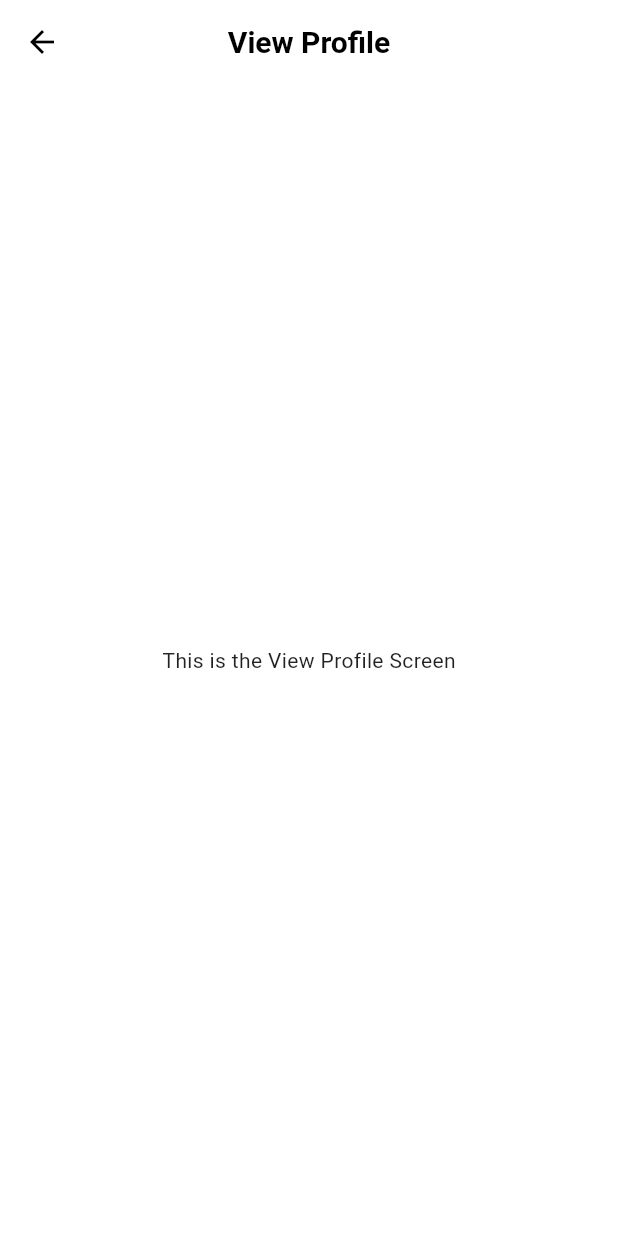
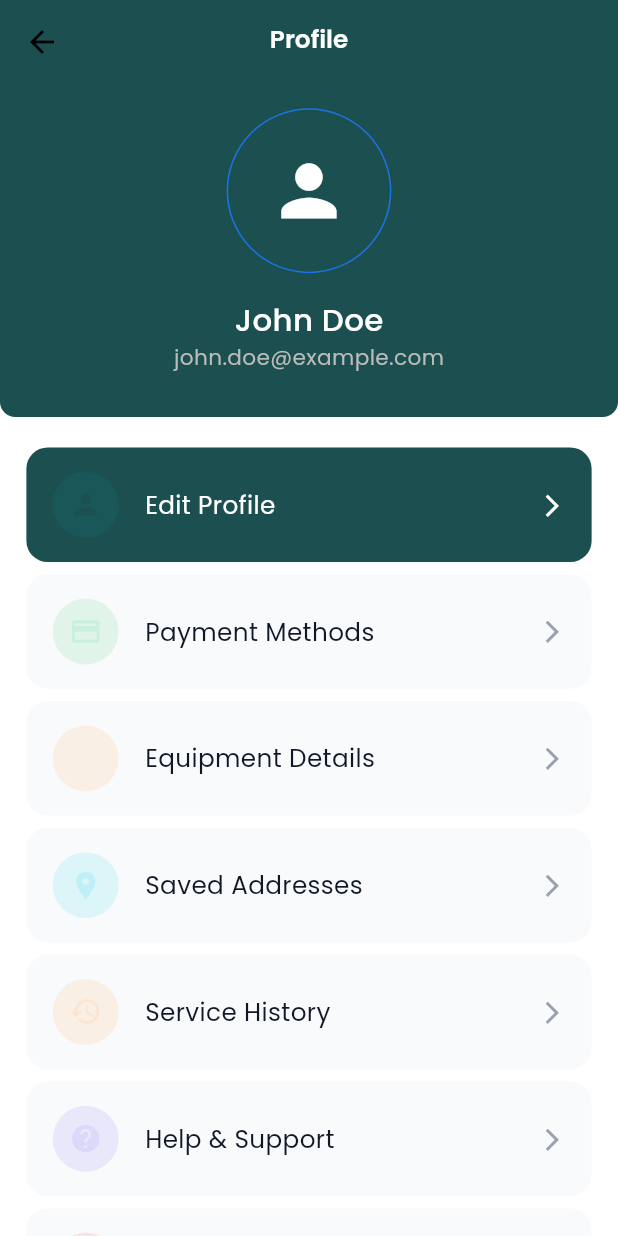
Before and after one commit to nuhan021/aryegrunzweig, a Flutter app: the ViewProfileScreen screen opened by its route, on a phone screen of 412 x 824 dp. Run offline on Flutter 3.47's test engine with Material 3 defaults, Android fonts, the phone set to English and light mode, and no system bars; our stand-ins replace cached_network_image, carousel_slider, country_code_picker, flutter_otp_text_field, flutter_screenutil, get and 5 more; accounts and stored records are empty.

Commit message:
view profile page added

```diff
--- a/lib/features/profile/view_profile/controllers/view_profile_controller.dart
+++ b/lib/features/profile/view_profile/controllers/view_profile_controller.dart
@@ -0,0 +1,71 @@
+import 'package:aryegrunzweig/routes/app_routes.dart';
+import 'package:get/get.dart';
+
+class ViewProfileController extends GetxController {
+  // Observable variables for dynamic updates
+  var userName = 'John Doe'.obs;
+  var userEmail = 'john.doe@example.com'.obs;
+  var profileImageUrl = Rxn<String>();
+
+  @override
+  void onInit() {
+    super.onInit();
+    // Load user profile data from backend here
+    _loadUserProfile();
+  }
+
+  void _loadUserProfile() {
+    // TODO: Implement backend call to fetch user profile
+    // userName.value = response.userName;
+    // userEmail.value = response.userEmail;
+    // profileImageUrl.value = response.profileImageUrl;
+  }
+
+  void handleEditProfile() {
+    // TODO: Navigate to edit profile screen
+    Get.toNamed(AppRoute.editProfileScreen);
+  }
+
+  void handlePaymentMethods() {
+    // TODO: Navigate to payment methods screen
+    Get.toNamed(AppRoute.paymentMethodsScreen);
+  }
+
+  void handleEquipmentDetails() {
+    // TODO: Navigate to equipment details screen
+    Get.toNamed(AppRoute.equipmentDetailsScreen);
+  }
+
+  void handleSavedAddresses() {
+    // TODO: Navigate to saved addresses screen
+    Get.toNamed(AppRoute.savedAddressesScreen);
+  }
+
+  void handleServiceHistory() {
+    // TODO: Navigate to service history screen
+    Get.toNamed(AppRoute.serviceHistoryScreen);
+  }
+
+  void handleNotifications() {
+    // TODO: Navigate to notifications screen
+    Get.toNamed('/notificationsScreen');
+  }
+
+  void handleHelpSupport() {
+    // TODO: Navigate to help & support screen
+    Get.toNamed(AppRoute.helpSupportScreen);
+  }
+
+  void handleTermsPrivacy() {
+    // TODO: Navigate to terms & privacy screen
+    Get.toNamed(AppRoute.termsPrivacyScreen);
+  }
+
+  void handleLogout() {
+    // TODO: Implement logout functionality
+    // 1. Clear local storage
+    // 2. Clear authentication tokens
+    // 3. Navigate to login screen
+    Get.offAllNamed(AppRoute.loginScreen);
+  }
+}
--- /dev/null
+++ b/lib/features/profile/view_profile/models/profile_menu_item.dart
@@ -0,0 +1,17 @@
+import 'package:flutter/material.dart';
+
+class ProfileMenuItem {
+  final String label;
+  final IconData icon;
+  final Color iconBackgroundColor;
+  final Color textColor;
+  final VoidCallback onTap;
+
+  ProfileMenuItem({
+    required this.label,
+    required this.icon,
+    required this.iconBackgroundColor,
+    required this.textColor,
+    required this.onTap,
+  });
+}
--- /dev/null
+++ b/lib/features/profile/view_profile/models/user_profile.dart
@@ -0,0 +1,11 @@
+class UserProfile {
+  final String userName;
+  final String userEmail;
+  final String? profileImageUrl;
+
+  UserProfile({
+    required this.userName,
+    required this.userEmail,
+    this.profileImageUrl,
+  });
+}
--- a/lib/features/profile/view_profile/views/screens/view_profile_screen.dart
+++ b/lib/features/profile/view_profile/views/screens/view_profile_screen.dart
@@ -1,13 +1,124 @@
+import 'package:aryegrunzweig/core/common/styles/global_text_style.dart';
+import 'package:aryegrunzweig/core/utils/constants/colors.dart';
 import 'package:flutter/material.dart';
+import 'package:flutter_screenutil/flutter_screenutil.dart';
+import 'package:get/get.dart';
+import '../../controllers/view_profile_controller.dart';
+import '../../models/profile_menu_item.dart';
+import '../../widgets/profile_header_card.dart';
+import '../../widgets/profile_menu_section.dart';
+import '../../widgets/logout_button.dart';
 
 class ViewProfileScreen extends StatelessWidget {
   const ViewProfileScreen({super.key});
 
   @override
   Widget build(BuildContext context) {
+    final controller = Get.put(ViewProfileController());
+
     return Scaffold(
-      appBar: AppBar(title: const Text('View Profile')),
-      body: const Center(child: Text('This is the View Profile Screen')),
+      backgroundColor: Colors.white,
+      appBar: AppBar(
+        title: Text(
+          'Profile',
+          style: getTextStyle(
+            color: Colors.white,
+            fontSize: 16.sp,
+            fontWeight: FontWeight.w600,
+          ),
+        ),
+        centerTitle: true,
+        backgroundColor: AppColors.primary,
+        elevation: 0,
+        automaticallyImplyLeading: true,
+      ),
+      body: SafeArea(
+        child: SingleChildScrollView(
+          child: Column(
+            children: [
+              // Profile Header Card
+              Obx(
+                () => ProfileHeaderCard(
+                  userName: controller.userName.value,
+                  userEmail: controller.userEmail.value,
+                  profileImageUrl: controller.profileImageUrl.value,
+                  onBackPressed: () => Get.back(),
+                ),
+              ),
+              SizedBox(height: 20.h),
+
+              // Menu Items Section
+              ProfileMenuSection(menuItems: _buildMenuItems(controller)),
+              SizedBox(height: 24.h),
+
+              // Logout Button
+              LogoutButton(onPressed: () => controller.handleLogout()),
+              SizedBox(height: 24.h),
+            ],
+          ),
+        ),
+      ),
     );
   }
+
+  List<ProfileMenuItem> _buildMenuItems(ViewProfileController controller) {
+    return [
+      ProfileMenuItem(
+        label: 'Edit Profile',
+        icon: Icons.person,
+        iconBackgroundColor: const Color(0xFF1A5758),
+        textColor: const Color(0xFF101727),
+        onTap: controller.handleEditProfile,
+      ),
+      ProfileMenuItem(
+        label: 'Payment Methods',
+        icon: Icons.credit_card,
+        iconBackgroundColor: const Color(0x1F28C76F),
+        textColor: const Color(0xFF101727),
+        onTap: controller.handlePaymentMethods,
+      ),
+      ProfileMenuItem(
+        label: 'Equipment Details',
+        icon: Icons.build,
+        iconBackgroundColor: const Color(0xFFFAEFE4),
+        textColor: const Color(0xFF101727),
+        onTap: controller.handleEquipmentDetails,
+      ),
+      ProfileMenuItem(
+        label: 'Saved Addresses',
+        icon: Icons.location_on,
+        iconBackgroundColor: const Color(0x1F00CFE8),
+        textColor: const Color(0xFF101727),
+        onTap: controller.handleSavedAddresses,
+      ),
+      ProfileMenuItem(
+        label: 'Service History',
+        icon: Icons.history,
+        iconBackgroundColor: const Color(0x1FFF9F43),
+        textColor: const Color(0xFF101727),
+        onTap: controller.handleServiceHistory,
+      ),
+      // ProfileMenuItem(
+      //   label: 'Notifications',
+      //   icon: Icons.notifications,
+      //   iconBackgroundColor: const Color(0x1FB6B6B6),
+      //   textColor: const Color(0xFF101727),
+      //   onTap: controller.handleNotifications,
+      // ),
+      ProfileMenuItem(
+        label: 'Help & Support',
+        icon: Icons.help,
+        iconBackgroundColor: const Color(0x1F7367F0),
+        textColor: const Color(0xFF101727),
+        onTap: controller.handleHelpSupport,
+      ),
+      ProfileMenuItem(
+        label: 'Terms & Privacy',
+        icon: Icons.description,
+        iconBackgroundColor: const Color(0x1FEA5455),
+        textColor: const Color(0xFF101727),
+        onTap: controller.handleTermsPrivacy,
+      ),
+    ];
+  }
 }
--- /dev/null
+++ b/lib/features/profile/view_profile/widgets/logout_button.dart
@@ -0,0 +1,65 @@
+import 'package:flutter/material.dart';
+import 'package:flutter_screenutil/flutter_screenutil.dart';
+import '../../../../core/common/styles/global_text_style.dart';
+
+class LogoutButton extends StatelessWidget {
+  final VoidCallback onPressed;
+  final String text;
+  final Color backgroundColor;
+  final Color textColor;
+  final Color iconColor;
+  final IconData icon;
+  final bool showShadow;
+
+  const LogoutButton({
+    super.key,
+    required this.onPressed,
+    this.text = 'Logout',
+    this.backgroundColor = const Color(0xFFFB2C36),
+    this.textColor = Colors.white,
+    this.iconColor = Colors.white,
+    this.icon = Icons.logout,
+    this.showShadow = true,
+  });
+
+  @override
+  Widget build(BuildContext context) {
+    return GestureDetector(
+      onTap: onPressed,
+      child: Container(
+        width: double.maxFinite,
+        height: 48.h,
+        margin: EdgeInsets.symmetric(horizontal: 16.w),
+        decoration: BoxDecoration(
+          color: backgroundColor,
+          borderRadius: BorderRadius.circular(100.r),
+          boxShadow: showShadow
+              ? [
+                  BoxShadow(
+                    color: const Color(0x1A000000),
+                    offset: Offset(0, 4.h),
+                    blurRadius: 8,
+                    spreadRadius: 0,
+                  ),
+                ]
+              : null,
+        ),
+        child: Row(
+          mainAxisAlignment: MainAxisAlignment.center,
+          children: [
+            Icon(icon, size: 18.w, color: iconColor),
+            SizedBox(width: 8.w),
+            Text(
+              text,
+              style: getTextStyle(
+                fontSize: 16.sp,
+                fontWeight: FontWeight.w500,
+                color: textColor,
+              ),
+            ),
+          ],
+        ),
+      ),
+    );
+  }
+}
--- /dev/null
+++ b/lib/features/profile/view_profile/widgets/profile_header_card.dart
@@ -0,0 +1,80 @@
+import 'package:flutter/material.dart';
+import 'package:flutter_screenutil/flutter_screenutil.dart';
+import '../../../../core/common/styles/global_text_style.dart';
+import '../../../../core/utils/constants/colors.dart';
+
+class ProfileHeaderCard extends StatelessWidget {
+  final String userName;
+  final String userEmail;
+  final String? profileImageUrl;
+  final VoidCallback? onBackPressed;
+
+  const ProfileHeaderCard({
+    super.key,
+    required this.userName,
+    required this.userEmail,
+    this.profileImageUrl,
+    this.onBackPressed,
+  });
+
+  @override
+  Widget build(BuildContext context) {
+    return Container(
+      width: double.maxFinite,
+      padding: EdgeInsets.symmetric(horizontal: 16.w, vertical: 16.h),
+      decoration: BoxDecoration(
+        color: AppColors.primary,
+        borderRadius: BorderRadius.only(
+          bottomLeft: Radius.circular(10.r),
+          bottomRight: Radius.circular(10.r),
+        ),
+      ),
+      child: Column(
+        children: [
+          Container(
+            width: 100.w,
+            height: 100.w,
+            decoration: BoxDecoration(
+              shape: BoxShape.circle,
+              border: Border.all(color: const Color(0xFF1A73E8), width: 1),
+              image: profileImageUrl != null && profileImageUrl!.isNotEmpty
+                  ? DecorationImage(
+                      image: NetworkImage(profileImageUrl!),
+                      fit: BoxFit.cover,
+                    )
+                  : null,
+            ),
+            child: profileImageUrl == null || profileImageUrl!.isEmpty
+                ? Center(
+                    child: Icon(Icons.person, size: 50.w, color: Colors.white),
+                  )
+                : null,
+          ),
+          SizedBox(height: 20.h),
+
+          // User Name
+          Text(
+            userName,
+            style: getTextStyle(
+              fontSize: 20.sp,
+              fontWeight: FontWeight.w500,
+              color: Colors.white,
+            ),
+          ),
+          SizedBox(height: 8.h),
+
+          // User Email
+          Text(
+            userEmail,
+            style: getTextStyle(
+              fontSize: 14.sp,
+              fontWeight: FontWeight.w400,
+              color: const Color(0xFFBBBBBB),
+            ),
+          ),
+          SizedBox(height: 16.h),
+        ],
+      ),
+    );
+  }
+}
--- /dev/null
+++ b/lib/features/profile/view_profile/widgets/profile_menu_item_widget.dart
@@ -0,0 +1,75 @@
+import 'package:aryegrunzweig/core/utils/constants/colors.dart';
+import 'package:flutter/material.dart';
+import 'package:flutter_screenutil/flutter_screenutil.dart';
+import '../../../../core/common/styles/global_text_style.dart';
+import '../models/profile_menu_item.dart';
+
+class ProfileMenuItemWidget extends StatelessWidget {
+  final ProfileMenuItem menuItem;
+  final bool isHighlighted;
+
+  const ProfileMenuItemWidget({
+    super.key,
+    required this.menuItem,
+    this.isHighlighted = false,
+  });
+
+  @override
+  Widget build(BuildContext context) {
+    return GestureDetector(
+      onTap: menuItem.onTap,
+      child: Container(
+        width: double.infinity,
+        padding: EdgeInsets.symmetric(horizontal: 16.w, vertical: 16.h),
+        decoration: BoxDecoration(
+          color: isHighlighted
+              ? const Color(0xFF1C4F50)
+              : const Color(0xFFF9FAFB),
+          borderRadius: BorderRadius.circular(14.r),
+        ),
+        child: Row(
+          children: [
+            // Icon Container
+            Container(
+              width: 40.w,
+              height: 40.w,
+              decoration: BoxDecoration(
+                color: menuItem.iconBackgroundColor,
+                shape: BoxShape.circle,
+              ),
+              child: Center(
+                child: Icon(
+                  menuItem.icon,
+                  size: 20.w,
+                  color: isHighlighted
+                      ? AppColors.primary
+                      : menuItem.iconBackgroundColor,
+                ),
+              ),
+            ),
+            SizedBox(width: 16.w),
+
+            // Menu Label
+            Expanded(
+              child: Text(
+                menuItem.label,
+                style: getTextStyle(
+                  fontSize: 16.sp,
+                  fontWeight: FontWeight.w400,
+                  color: isHighlighted ? Colors.white : menuItem.textColor,
+                ),
+              ),
+            ),
+
+            // Arrow Icon
+            Icon(
+              Icons.arrow_forward_ios,
+              size: 16.w,
+              color: isHighlighted ? Colors.white : const Color(0xFF99A1AF),
+            ),
+          ],
+        ),
+      ),
+    );
+  }
+}
--- /dev/null
+++ b/lib/features/profile/view_profile/widgets/profile_menu_section.dart
@@ -0,0 +1,27 @@
+import 'package:flutter/material.dart';
+import 'package:flutter_screenutil/flutter_screenutil.dart';
+import '../models/profile_menu_item.dart';
+import 'profile_menu_item_widget.dart';
+
+class ProfileMenuSection extends StatelessWidget {
+  final List<ProfileMenuItem> menuItems;
+
+  const ProfileMenuSection({super.key, required this.menuItems});
+
+  @override
+  Widget build(BuildContext context) {
+    return Container(
+      margin: EdgeInsets.symmetric(horizontal: 16.w),
+      child: Column(
+        spacing: 8.h,
+        children: List.generate(
+          menuItems.length,
+          (index) => ProfileMenuItemWidget(
+            menuItem: menuItems[index],
+            isHighlighted: index == 0, // Highlight first item (Edit Profile)
+          ),
+        ),
+      ),
+    );
+  }
+}
--- a/lib/routes/app_routes.dart
+++ b/lib/routes/app_routes.dart
@@ -1,4 +1,11 @@
 import 'package:aryegrunzweig/features/auth/views/screens/otp_screen.dart';
+import 'package:aryegrunzweig/features/profile/edit_profile/views/screens/edit_profile_screen.dart';
+import 'package:aryegrunzweig/features/profile/equipment_details/views/screens/equipment_details_screen.dart';
+import 'package:aryegrunzweig/features/profile/help_support/views/screens/help_support_screen.dart';
+import 'package:aryegrunzweig/features/profile/payment_methods/views/screens/payment_methods_screen.dart';
+import 'package:aryegrunzweig/features/profile/saved_addresses/views/screens/saved_addresses_screen.dart';
+import 'package:aryegrunzweig/features/profile/service_history/views/screens/service_history_screen.dart';
+import 'package:aryegrunzweig/features/profile/terms_conditions/views/screens/terms_conditions_screen.dart';
 import 'package:aryegrunzweig/features/profile/view_profile/views/screens/view_profile_screen.dart';
 import 'package:get/get.dart';
 import '../features/app_bottom_nav_bar/veiws/app_bottom_nav_bar.dart';
@@ -17,6 +24,13 @@ class AppRoute {
   static String accountCreateSuccessScreen = "/accountCreateSuccessScreen";
   static String appBottomNavBarScreen = "/appBottomNavBarScreen";
   static String viewProfileScreen = "/viewProfileScreen";
+  static String editProfileScreen = "/editProfileScreen";
+  static String paymentMethodsScreen = "/paymentMethodsScreen";
+  static String equipmentDetailsScreen = "/equipmentDetailsScreen";
+  static String savedAddressesScreen = "/savedAddressesScreen";
+  static String serviceHistoryScreen = "/serviceHistoryScreen";
+  static String helpSupportScreen = "/helpSupportScreen";
+  static String termsPrivacyScreen = "/termsPrivacyScreen";
 
   static String getOnboardingScreen() => onboardingScreen;
   static String getLoginScreen() => loginScreen;
@@ -26,6 +40,13 @@ class AppRoute {
   static String getAccountCreateSuccessScreen() => accountCreateSuccessScreen;
   static String getAppBottomNavBarScreen() => appBottomNavBarScreen;
   static String getViewProfileScreen() => viewProfileScreen;
+  static String getEditProfileScreen() => editProfileScreen;
+  static String getPaymentMethodsScreen() => paymentMethodsScreen;
+  static String getEquipmentDetailsScreen() => equipmentDetailsScreen;
+  static String getSavedAddressesScreen() => savedAddressesScreen;
+  static String getServiceHistoryScreen() => serviceHistoryScreen;
+  static String getHelpSupportScreen() => helpSupportScreen;
+  static String getTermsPrivacyScreen() => termsPrivacyScreen;
 
   static List<GetPage> routes = [
     GetPage(name: onboardingScreen, page: () => OnboardingScreen()),
@@ -39,5 +60,12 @@ class AppRoute {
     ),
     GetPage(name: appBottomNavBarScreen, page: () => AppBottomNavBar()),
     GetPage(name: viewProfileScreen, page: () => ViewProfileScreen()),
+    GetPage(name: editProfileScreen, page: () => EditProfileScreen()),
+    GetPage(name: paymentMethodsScreen, page: () => PaymentMethodsScreen()),
+    GetPage(name: equipmentDetailsScreen, page: () => EquipmentDetailsScreen()),
+    GetPage(name: savedAddressesScreen, page: () => SavedAddressesScreen()),
+    GetPage(name: serviceHistoryScreen, page: () => ServiceHistoryScreen()),
+    GetPage(name: helpSupportScreen, page: () => HelpSupportScreen()),
+    GetPage(name: termsPrivacyScreen, page: () => TermsConditionsScreen()),
   ];
 }
```
